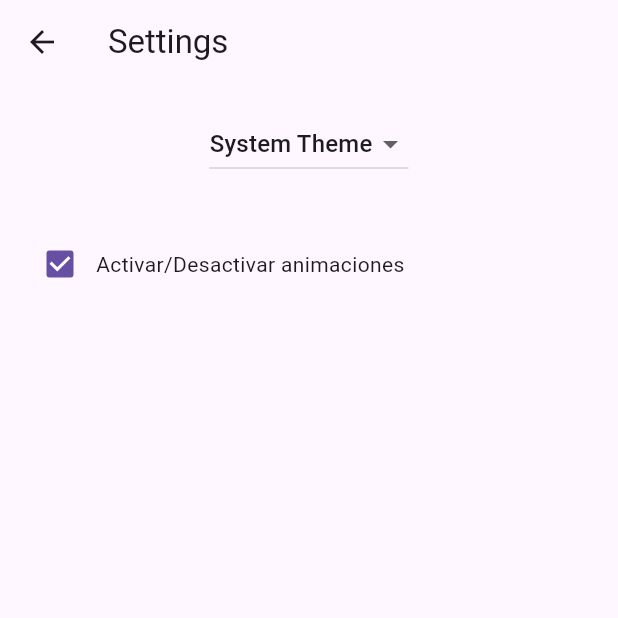
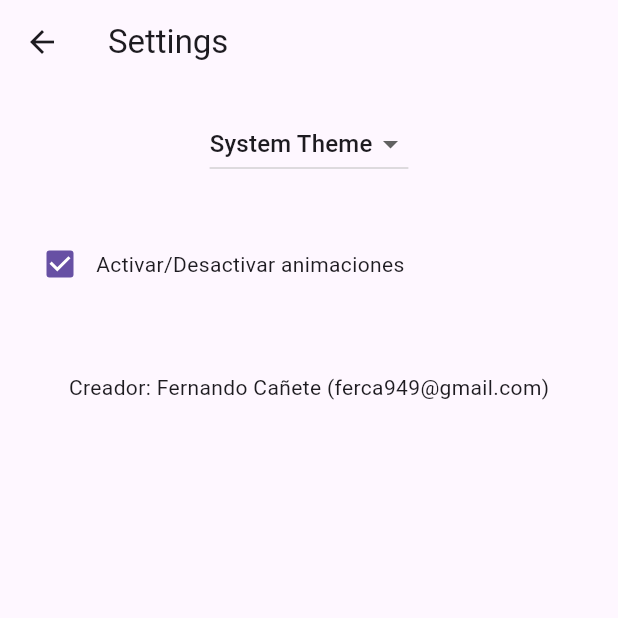
Before and after one commit to ferca9494/lista_flutter, a Flutter app: the SettingsView screen opened by its route, on a phone screen of 412 x 824 dp, the top half of it. Run offline on Flutter 3.47's test engine with Material 3 defaults, Android fonts, the phone set to English and light mode, and no system bars; our stand-ins replace animate_do, fl_chart.

Commit message:
add credits in settings

```diff
--- a/lib/src/settings/settings_view.dart
+++ b/lib/src/settings/settings_view.dart
@@ -62,6 +62,8 @@ class SettingsView extends StatelessWidget {
               Text("Activar/Desactivar animaciones")
             ]),
           ),
+          const SizedBox(height: 32),
+          Text("Creador: Fernando Cañete (ferca949@gmail.com)")
         ]));
   }
 }
```
